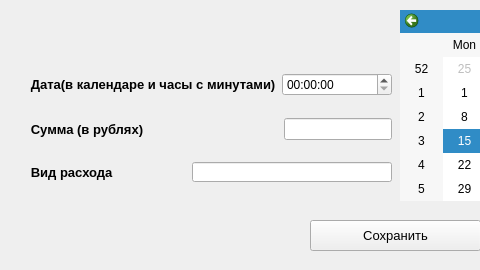
The window that wallet/src/ui/addexpense.ui (IvanIvanov227/Wallet) describes before a commit, drawn with Qt 5; both pictures show x 0 to 480 and y 0 to 270 of the 770 by 270 pixel window.
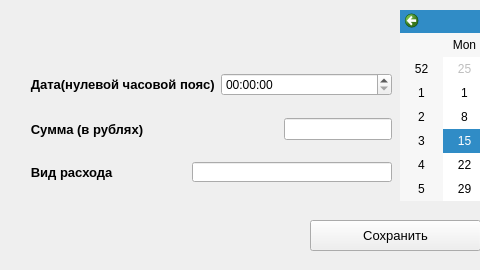
The same window after the commit.

The edit to the form file:
```diff
--- a/wallet/src/ui/addexpense.ui
+++ b/wallet/src/ui/addexpense.ui
@@ -121,7 +121,7 @@
          </font>
         </property>
         <property name="text">
-         <string>   Дата(в календаре и часы с минутами)</string>
+         <string>   Дата(нулевой часовой пояс)</string>
         </property>
        </widget>
       </item>
```
